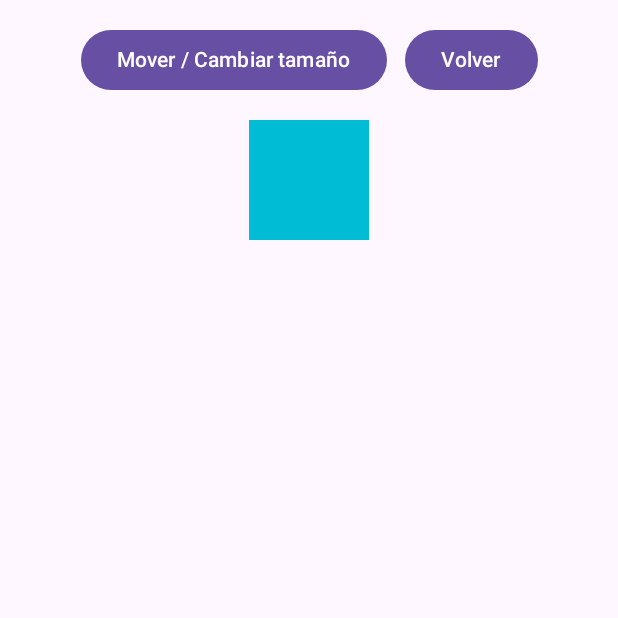
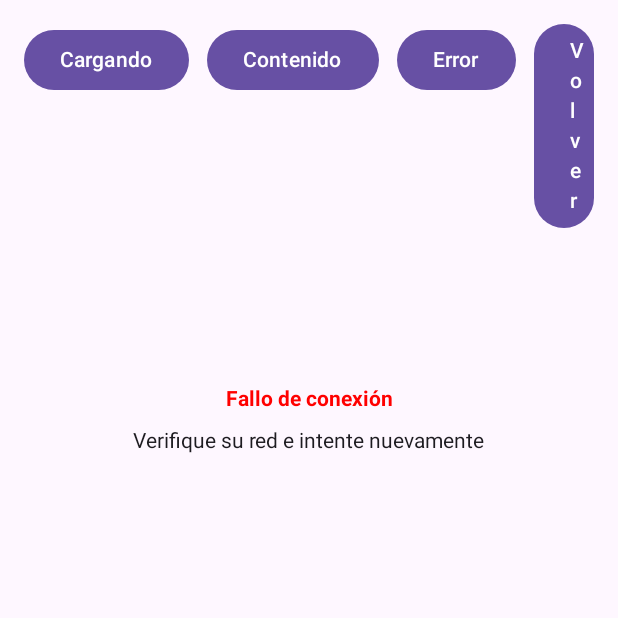
Before and after one commit to AlonsoSam/Lab13Moviles, an Android app built with Jetpack Compose: the screen it shows after launch (MainActivity), after a tap on "Volver", on a phone screen of 412 x 824 dp, the top half of it. Run offline under Robolectric (Android 15) with nearby library versions, the phone set to English and light mode, and no system bars; 3 other taps on this screen came first.

Commit message:
Ejercicio 4 AnimatedContent

```diff
--- a/app/src/main/java/com/example/lab13/MainActivity.kt
+++ b/app/src/main/java/com/example/lab13/MainActivity.kt
@@ -7,9 +7,10 @@ import androidx.compose.foundation.layout.fillMaxSize
 import androidx.compose.material3.MaterialTheme
 import androidx.compose.material3.Surface
 import androidx.compose.ui.Modifier
+import com.example.lab13.ui.theme.AnimatedContent
 // import com.example.lab13.ui.theme.AnimatedVisibility
 // import com.example.lab13.ui.theme.AnimateColor
-import com.example.lab13.ui.theme.SizePosition
+// import com.example.lab13.ui.theme.SizePosition
 
 
 class MainActivity : ComponentActivity() {
@@ -20,7 +21,7 @@ class MainActivity : ComponentActivity() {
                 modifier = Modifier.fillMaxSize(),
                 color = MaterialTheme.colorScheme.background
             ) {
-                SizePosition(onBack = {})
+                AnimatedContent(onBack = {})
             }
         }
     }
--- /dev/null
+++ b/app/src/main/java/com/example/lab13/ui/theme/AnimatedContent.kt
@@ -0,0 +1,89 @@
+package com.example.lab13.ui.theme
+
+import androidx.compose.animation.*
+import androidx.compose.animation.core.tween
+import androidx.compose.foundation.layout.*
+import androidx.compose.material3.Button
+import androidx.compose.material3.Text
+import androidx.compose.runtime.*
+import androidx.compose.ui.Alignment
+import androidx.compose.ui.Modifier
+import androidx.compose.ui.text.font.FontWeight
+import androidx.compose.ui.unit.dp
+
+enum class ScreenState { Loading, Content, Error }
+
+@OptIn(ExperimentalAnimationApi::class)
+@Composable
+fun AnimatedContent(onBack: () -> Unit) {
+    var state by remember { mutableStateOf(ScreenState.Loading) }
+
+    Column(
+        modifier = Modifier
+            .fillMaxSize()
+            .padding(16.dp),
+        verticalArrangement = Arrangement.spacedBy(16.dp),
+        horizontalAlignment = Alignment.CenterHorizontally
+    ) {
+        Row(horizontalArrangement = Arrangement.spacedBy(12.dp)) {
+            Button(onClick = { state = ScreenState.Loading }) { Text("Cargando") }
+            Button(onClick = { state = ScreenState.Content }) { Text("Contenido") }
+            Button(onClick = { state = ScreenState.Error }) { Text("Error") }
+            Button(onClick = onBack) { Text("Volver") }
+        }
+
+        Box(
+            modifier = Modifier
+                .fillMaxWidth()
+                .height(220.dp),
+            contentAlignment = Alignment.Center
+        ) {
+            AnimatedContent(
+                targetState = state,
+                transitionSpec = {
+                    fadeIn(animationSpec = tween(500)) with fadeOut(animationSpec = tween(300))
+                },
+                label = "ScreenStateTransition"
+            ) { target ->
+                when (target) {
+                    ScreenState.Loading -> {
+                        Row(verticalAlignment = Alignment.CenterVertically) {
+                            Text(
+                                "Procesando la solicitud...",
+                                modifier = Modifier.padding(8.dp),
+                                fontWeight = FontWeight.SemiBold
+                            )
+                        }
+                    }
+                    ScreenState.Content -> {
+                        Column(horizontalAlignment = Alignment.CenterHorizontally) {
+                            Text(
+                                "Datos obtenidos",
+                                modifier = Modifier.padding(8.dp),
+                                fontWeight = FontWeight.Bold
+                            )
+                            Text(
+                                "Bienvenido al panel de usuario",
+                                modifier = Modifier.padding(4.dp)
+                            )
+                        }
+                    }
+                    ScreenState.Error -> {
+                        Column(horizontalAlignment = Alignment.CenterHorizontally) {
+                            Text(
+                                "Fallo de conexión",
+                                modifier = Modifier.padding(8.dp),
+                                color = androidx.compose.ui.graphics.Color.Red,
+                                fontWeight = FontWeight.Bold
+                            )
+                            Text(
+                                "Verifique su red e intente nuevamente",
+                                modifier = Modifier.padding(4.dp)
+                            )
+                        }
+                    }
+                }
+            }
+        }
+    }
+}
```
